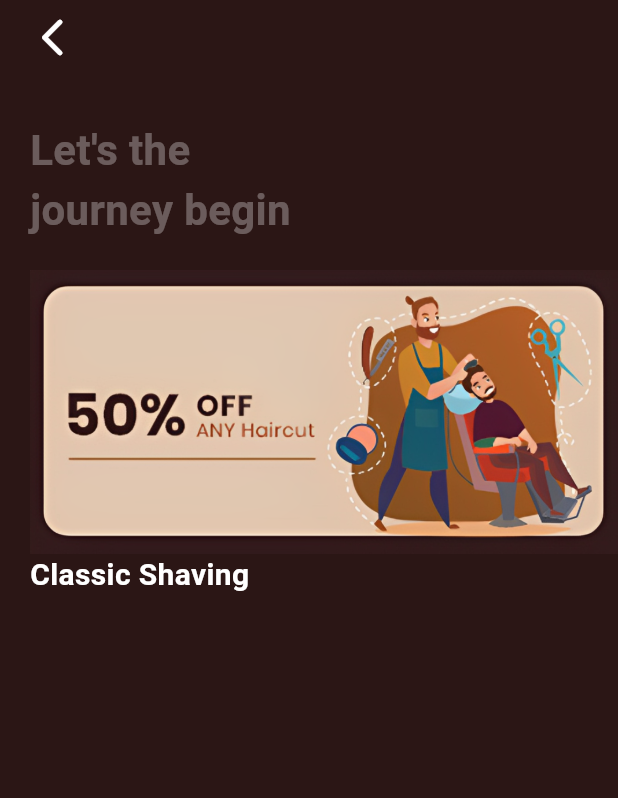
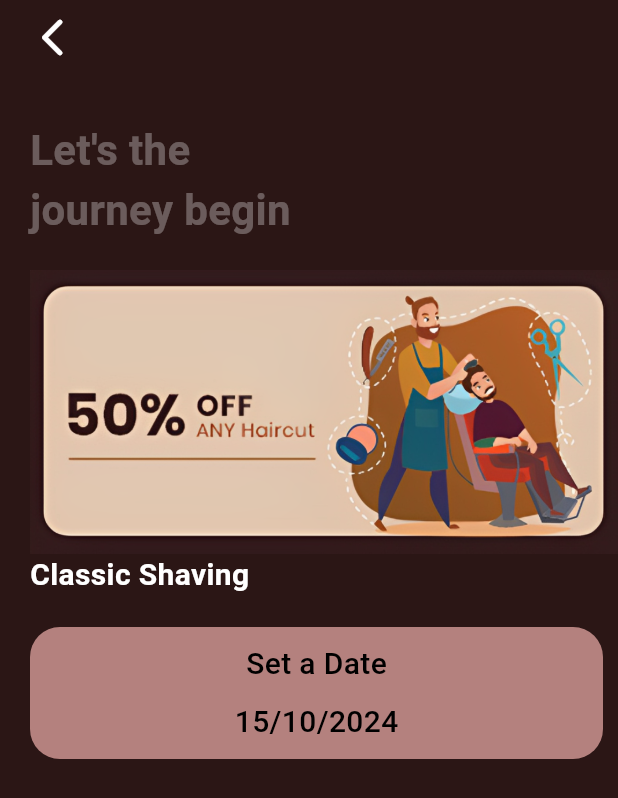
Before and after one commit to SankalpPyFever333/BarberApplication, a Flutter app: the Booking screen opened directly, on a phone screen of 412 x 824 dp. Shown: the top 798 px of the screen. Run offline on Flutter 3.47's test engine with Material 3 defaults, Android fonts, the phone set to English and light mode, and no system bars.

Commit message:
adding an option to select a date for service

```diff
--- a/lib/main.dart
+++ b/lib/main.dart
@@ -38,6 +38,8 @@ class MyApp extends StatelessWidget {
     );
   }
 }
+
+
 
 class MyHomePage extends StatefulWidget {
   const MyHomePage({super.key, required this.title});
--- a/lib/pages/booking.dart
+++ b/lib/pages/booking.dart
@@ -9,6 +9,7 @@ class Booking extends StatefulWidget {
 }
 
 class _BookingState extends State<Booking> {
+  DateTime _selectedDateTime = DateTime.now();
   @override
   Widget build(BuildContext context) {
     return Scaffold(
@@ -56,6 +57,38 @@ class _BookingState extends State<Booking> {
                   fontWeight: FontWeight.bold,
                   fontSize: 20),
             ),
+            SizedBox(
+              height: 20,
+            ),
+            Container(
+              decoration: BoxDecoration(
+                  color: Color(0xFFb4817e),
+                  borderRadius: BorderRadius.circular(20)),
+              width: MediaQuery.of(context).size.width,
+              padding: EdgeInsets.only(top: 10, bottom: 10),
+              margin: EdgeInsets.only(right: 10),
+              child: Column(
+                children: [
+                  Text(
+                    "Set a Date",
+                    style: TextStyle(
+                        color: Colors.black,
+                        fontSize: 20,
+                        fontWeight: FontWeight.w500),
+                  ),
+                  SizedBox(
+                    height: 10,
+                  ),
+                  Text(
+                    "${_selectedDateTime.day}/${_selectedDateTime.month}/${_selectedDateTime.year}",
+                    style: TextStyle(
+                        color: Colors.black,
+                        fontSize: 20,
+                        fontWeight: FontWeight.w500),
+                  ),
+                ],
+              ),
+            ),
           ],
         ),
       ),
```
Also changed, not shown: lib/pages/onboarding.dart (+4 -5 lines).
